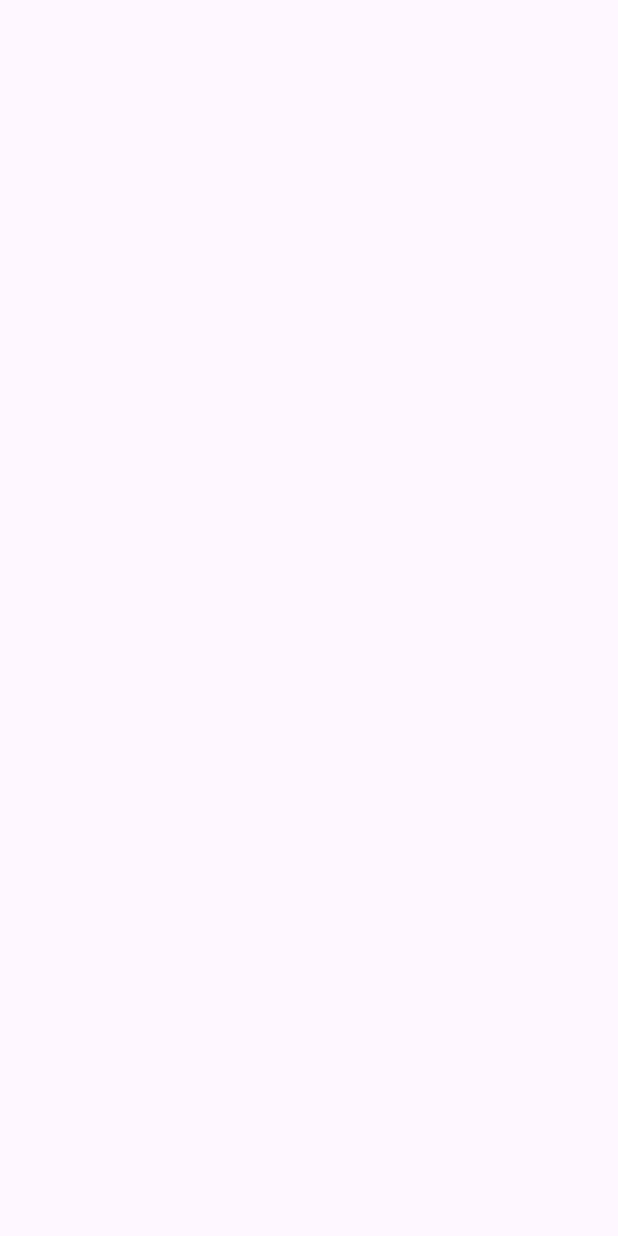
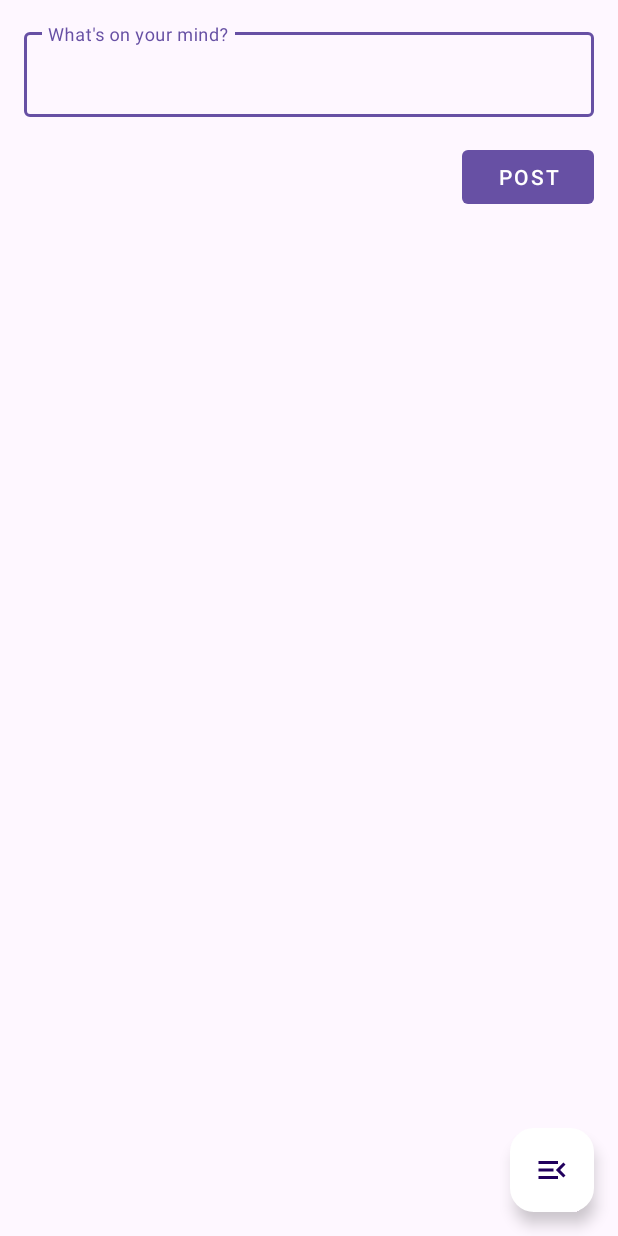
Before and after one commit to chengoiz/FooBook_Android, an Android app: the FeedActivity screen opened directly, with no data from a screen before it, on a phone screen of 412 x 824 dp. Before the commit the screen is empty. Run offline under Robolectric (Android 15) with nearby library versions, the phone set to English and light mode, and no system bars.

Commit message:
Created post, comment item xml layouts. Started the feed activity - need to add the bar.

```diff
--- /dev/null
+++ b/app/src/main/res/drawable/baseline_menu_open_24.xml
@@ -0,0 +1,5 @@
+<vector android:autoMirrored="true" android:height="24dp"
+    android:tint="#000000" android:viewportHeight="24"
+    android:viewportWidth="24" android:width="24dp" xmlns:android="http://schemas.android.com/apk/res/android">
+    <path android:fillColor="@android:color/white" android:pathData="M3,18h13v-2L3,16v2zM3,13h10v-2L3,11v2zM3,6v2h13L16,6L3,6zM21,15.59L17.42,12 21,8.41 19.59,7l-5,5 5,5L21,15.59z"/>
+</vector>
--- a/app/src/main/res/layout/activity_feed.xml
+++ b/app/src/main/res/layout/activity_feed.xml
@@ -1,9 +1,59 @@
-<?xml version="1.0" encoding="utf-8"?>
-<androidx.constraintlayout.widget.ConstraintLayout xmlns:android="http://schemas.android.com/apk/res/android"
+<RelativeLayout xmlns:android="http://schemas.android.com/apk/res/android"
     xmlns:app="http://schemas.android.com/apk/res-auto"
     xmlns:tools="http://schemas.android.com/tools"
     android:layout_width="match_parent"
     android:layout_height="match_parent"
     tools:context=".FeedActivity">
 
-</androidx.constraintlayout.widget.ConstraintLayout>
+    <com.google.android.material.textfield.TextInputLayout
+        android:id="@+id/postTextInputLayout"
+        android:layout_width="match_parent"
+        android:layout_height="wrap_content"
+        android:layout_marginStart="16dp"
+        android:layout_marginTop="16dp"
+        android:layout_marginEnd="16dp"
+        android:hint="@string/feedPostHint"
+        style="@style/Widget.MaterialComponents.TextInputLayout.OutlinedBox">
+
+        <com.google.android.material.textfield.TextInputEditText
+            android:id="@+id/postEditText"
+            android:layout_width="match_parent"
+            android:layout_height="wrap_content"/>
+    </com.google.android.material.textfield.TextInputLayout>
+
+    <com.google.android.material.button.MaterialButton
+        android:id="@+id/postButton"
+        style="@style/Widget.MaterialComponents.Button.UnelevatedButton"
+        android:layout_width="wrap_content"
+        android:layout_height="wrap_content"
+        android:layout_below="@id/postTextInputLayout"
+        android:layout_alignParentEnd="true"
+        android:layout_marginStart="16dp"
+        android:layout_marginTop="16dp"
+        android:layout_marginEnd="16dp"
+        android:layout_marginBottom="16dp"
+        android:text="@string/feedBtnPost" />
+
+    <androidx.recyclerview.widget.RecyclerView
+        android:id="@+id/feedRecyclerView"
+        android:layout_width="match_parent"
+        android:layout_height="match_parent"
+        android:layout_below="@id/postButton"
+        android:layout_marginTop="15dp"
+        android:padding="8dp"
+        tools:listitem="@layout/post_item" />
+
+    <com.google.android.material.floatingactionbutton.FloatingActionButton
+        android:id="@+id/fab"
+        android:layout_width="wrap_content"
+        android:layout_height="wrap_content"
+        android:layout_alignParentEnd="true"
+        android:layout_alignParentBottom="true"
+        android:layout_marginStart="16dp"
+        android:layout_marginTop="16dp"
+        android:layout_marginEnd="16dp"
+        android:layout_marginBottom="16dp"
+        android:src="@drawable/baseline_menu_open_24"
+        app:backgroundTint="@color/colorAccent" />
+
+</RelativeLayout>
--- a/app/src/main/res/values/strings.xml
+++ b/app/src/main/res/values/strings.xml
@@ -12,5 +12,7 @@
     <string name="btnSignup">Sign up</string>
     <string name="signUpTitle">Sign up</string>
     <string name="registerBtnBack">BACK</string>
+    <string name="feedPostHint">What\'s on your mind?</string>
+    <string name="feedBtnPost">Post</string>
 
 </resources>
```
Also changed, not shown: app/src/main/res/layout/comment_item.xml (added, +62 -0 lines), app/src/main/res/layout/post_item.xml (added, +129 -0 lines), app/src/main/res/drawable/btn_comment.png (added), app/src/main/res/drawable/btn_edit.png (added), app/src/main/res/drawable/btn_like.png (added), app/src/main/res/drawable/btn_share.png (added).
